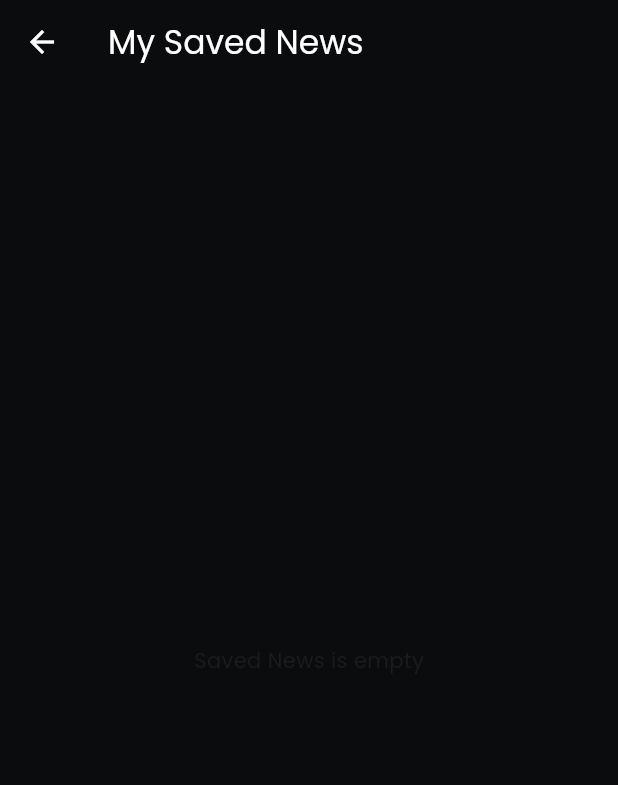
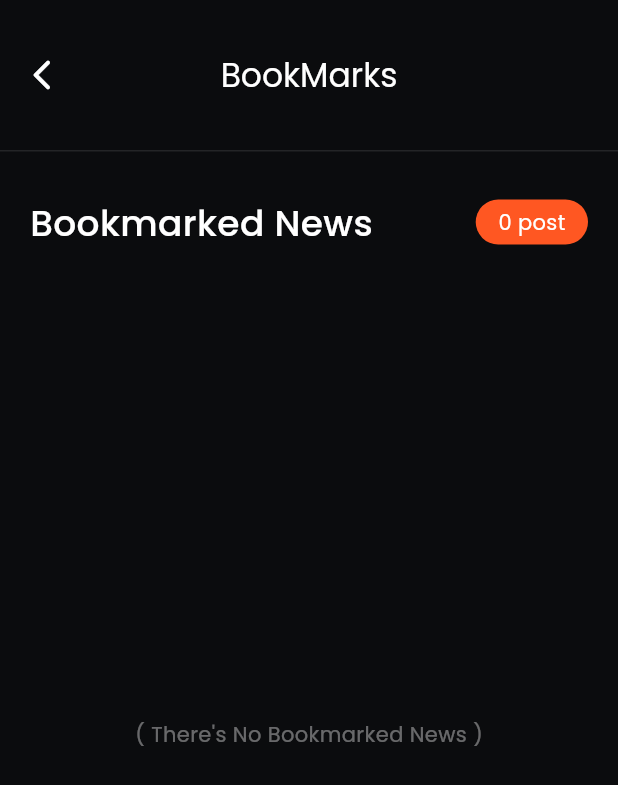
Before and after one commit to fachry-dev/news_final_project, a Flutter app: the NewsBookmarkScreen screen opened directly, on a phone screen of 412 x 824 dp. Shown: the top 785 px of the screen. Run offline on Flutter 3.47's test engine with Material 3 defaults, Android fonts, the phone set to English and light mode, and no system bars; our stand-ins replace get; network calls fail.

Commit message:
style: bookmark screen appBar

```diff
--- a/lib/screens/news_bookmark_screen.dart
+++ b/lib/screens/news_bookmark_screen.dart
@@ -9,10 +9,58 @@ class NewsBookmarkScreen extends StatelessWidget {
   @override
   Widget build(BuildContext context) {
     return Scaffold(
-      appBar: AppBar(title: Text('My Saved News')),
-      body: Obx(() {
+      appBar: AppBar(
+        automaticallyImplyLeading: false,
+        leading: IconButton(
+          icon: Icon(Icons.arrow_back_ios_new_rounded),
+          onPressed: () {
+            Navigator.pop(context);
+          },
+        ),
+        actionsPadding: EdgeInsets.only(right: 10),
+        title: Text('BookMarks'),
+        toolbarHeight: 100,
+        centerTitle: true,
+        bottom: PreferredSize(
+          preferredSize: const Size.fromHeight(1.0),
+          child: Container(color: Colors.white10, height: 1.0),
+        ),
+      ),
+      body: Padding(
+        padding: const EdgeInsets.symmetric(horizontal: 20, vertical: 30),
+        child: Column(
+          children: [
+            Row(
+              mainAxisAlignment: MainAxisAlignment.spaceBetween,
+              children: [
+                Text(
+                  'Bookmarked News',
+                  style: TextStyle(
+                    fontSize: 24,
+                    fontWeight: FontWeight.w500,
+                    color: Colors.white,
+                  ),
+                ),
+                Container(
+                  padding: EdgeInsets.symmetric(horizontal: 15, vertical: 5),
+                  decoration: BoxDecoration(
+                    borderRadius: BorderRadius.circular(15),
+                    color: Colors.deepOrange,
+                  ),
+                  child: Text('0 post', style: TextStyle(color: Colors.white)),
+                ),
+              ],
+            ),
+            SizedBox(height: 20),
+            Expanded(
+              child: Obx(() {
                 if (newsController.bookMark.isEmpty) {
-          return Center(child: Text('Saved News is empty'));
+                  return Center(
+                    child: Text(
+                      "( There's No Bookmarked News )",
+                      style: TextStyle(color: Colors.white38),
+                    ),
+                  );
                 }
                 return ListView.builder(
                   itemCount: newsController.bookMark.length,
@@ -35,6 +83,10 @@ class NewsBookmarkScreen extends StatelessWidget {
                   },
                 );
               }),
+            ),
+          ],
+        ),
+      ),
     );
   }
 }
```
Lines whose indentation alone changed are shown as unchanged.
